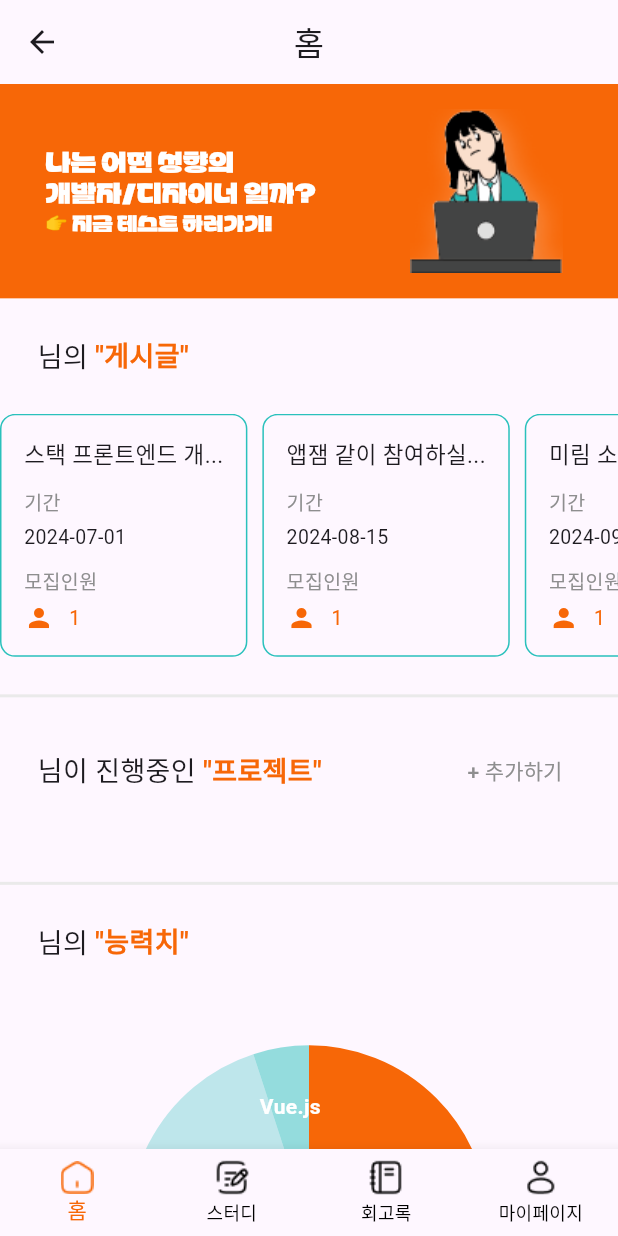
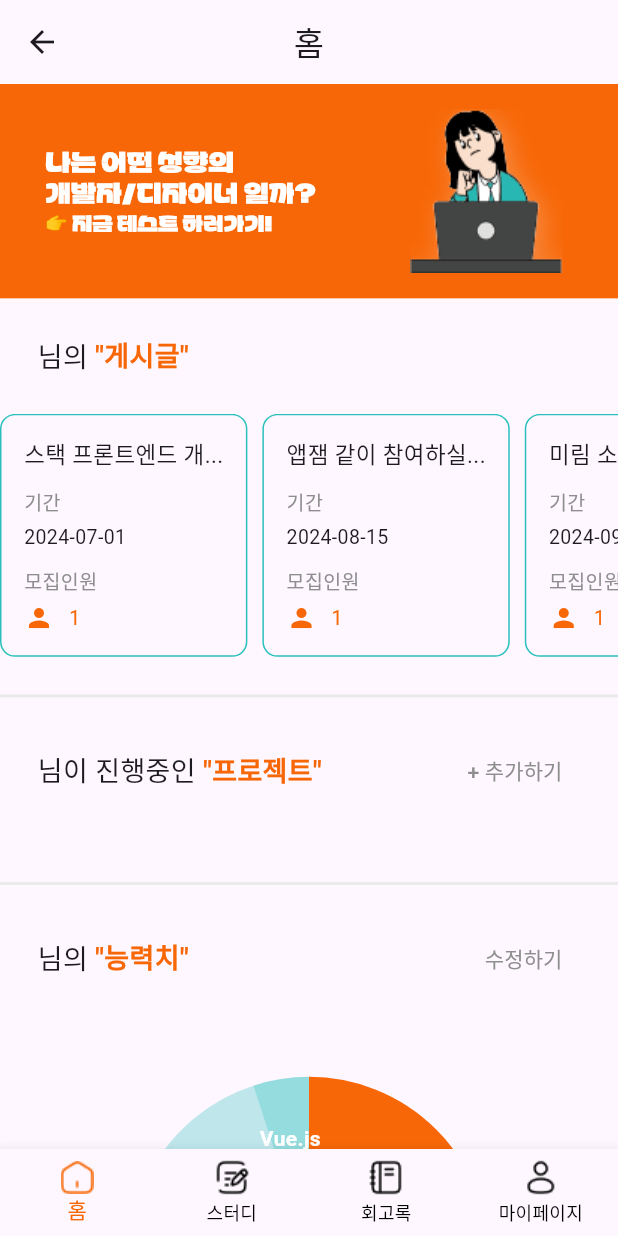
Before and after one commit to DreamOrReality/Dream-Or-Reality-Flutter, a Flutter app: the HomeScreen screen opened directly, on a phone screen of 412 x 824 dp. Run offline on Flutter 3.47's test engine with Material 3 defaults, Android fonts, the phone set to English and light mode, and no system bars; drawn by our look-alikes of fl_chart; our stand-ins replace shared_preferences, table_calendar; accounts and stored records are empty.

Commit message:
feat. 수정하기 텍스트버튼 추가

```diff
--- a/lib/screens/home_screen.dart
+++ b/lib/screens/home_screen.dart
@@ -380,6 +380,10 @@ Widget buildAbilityTitle(BuildContext context, String username) {
   return Padding(
     padding: const EdgeInsets.all(25.0),
     child: Row(
+      mainAxisAlignment: MainAxisAlignment.spaceBetween,
+      children: [
+        Container(
+          child: Row(
             children: [
               Text(
                 "$username님의",
@@ -388,7 +392,16 @@ Widget buildAbilityTitle(BuildContext context, String username) {
               Text(
                 " \"능력치\"",
                 style: TextStyle(
-              color: primaryColor, fontSize: 18, fontWeight: FontWeight.bold),
+                    color: primaryColor,
+                    fontSize: 18,
+                    fontWeight: FontWeight.bold),
+              ),
+            ],
+          ),
+        ),
+        TextButton(
+          onPressed: () {},
+          child: Text('수정하기', style: TextStyle(color: secondTextColor)),
         ),
       ],
     ),
```
Lines whose indentation alone changed are shown as unchanged.
